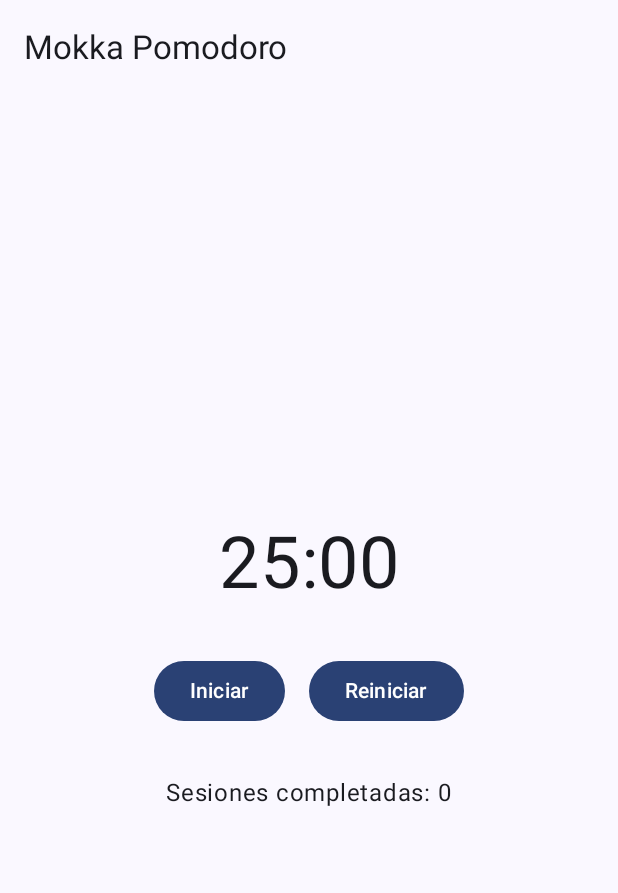
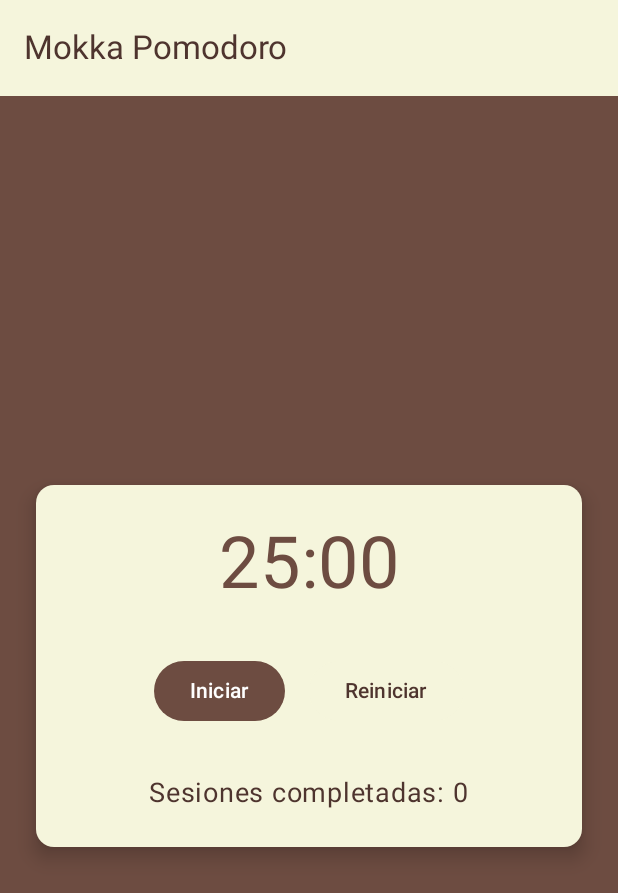
Before and after one commit to AGranados87/Mokka, an Android app built with Jetpack Compose: the screen it shows after launch (MainActivity), on a phone screen of 412 x 824 dp. Shown: the top 893 px of the screen. Run offline under Robolectric (Android 15) with nearby library versions, the phone set to English and light mode, and no system bars.

Commit message:
Incluidas pantallas de apariencia, cambio de colores y base para trabajar.

```diff
--- a/src/main/java/com/agranadosruiz/mokka/MainActivity.kt
+++ b/src/main/java/com/agranadosruiz/mokka/MainActivity.kt
@@ -4,17 +4,7 @@ import android.os.Bundle
 import androidx.activity.ComponentActivity
 import androidx.activity.compose.setContent
 import androidx.activity.enableEdgeToEdge
-import androidx.compose.foundation.layout.*
-import androidx.compose.material3.*
-import androidx.compose.runtime.*
-import androidx.compose.ui.Alignment
-import androidx.compose.ui.Modifier
-import androidx.compose.ui.tooling.preview.Preview
-import androidx.compose.ui.unit.dp
-import androidx.compose.ui.unit.sp
 import com.agranadosruiz.mokka.ui.theme.MokkaTheme
-import kotlinx.coroutines.delay
-import kotlinx.coroutines.launch
 
 class MainActivity : ComponentActivity() {
     override fun onCreate(savedInstanceState: Bundle?) {
@@ -27,80 +17,3 @@ class MainActivity : ComponentActivity() {
         }
     }
 }
-
-@OptIn(ExperimentalMaterial3Api::class)
-@Composable
-fun PomodoroApp() {
-    Scaffold(
-        topBar = { TopAppBar(title = { Text("Mokka Pomodoro") }) }
-    ) { padding ->
-        PomodoroScreen(modifier = Modifier.padding(padding))
-    }
-}
-
-@Composable
-fun PomodoroScreen(modifier: Modifier = Modifier) {
-    var timeLeft by remember { mutableStateOf(25 * 60) } // 25 minutos en segundos
-    var isRunning by remember { mutableStateOf(false) }
-    val scope = rememberCoroutineScope()
-
-    Column(
-        modifier = modifier
-            .fillMaxSize()
-            .padding(16.dp),
-        verticalArrangement = Arrangement.Center,
-        horizontalAlignment = Alignment.CenterHorizontally
-    ) {
-        // Temporizador
-        Text(
-            text = formatTime(timeLeft),
-            fontSize = 48.sp
-        )
-
-        Spacer(modifier = Modifier.height(32.dp))
-
-        // Botones de control
-        Row(horizontalArrangement = Arrangement.spacedBy(16.dp)) {
-            Button(onClick = {
-                isRunning = !isRunning
-                if (isRunning) {
-                    scope.launch {
-                        while (isRunning && timeLeft > 0) {
-                            delay(1000)
-                            timeLeft -= 1
-                        }
-                        isRunning = false
-                    }
-                }
-            }) {
-                Text(if (isRunning) "Pausar" else "Iniciar")
-            }
-
-            Button(onClick = {
-                isRunning = false
-                timeLeft = 25 * 60
-            }) {
-                Text("Reiniciar")
-            }
-        }
-
-        Spacer(modifier = Modifier.height(32.dp))
-
-        // Estadísticas simples
-        Text("Sesiones completadas: 0") // Más adelante puedes vincularlo a un estado
-    }
-}
-
-fun formatTime(seconds: Int): String {
-    val min = seconds / 60
-    val sec = seconds % 60
-    return "%02d:%02d".format(min, sec)
-}
-
-@Preview(showBackground = true)
-@Composable
-fun PomodoroPreview() {
-    MokkaTheme {
-        PomodoroScreen()
-    }
-}
--- a/src/main/java/com/agranadosruiz/mokka/ui/theme/Color.kt
+++ b/src/main/java/com/agranadosruiz/mokka/ui/theme/Color.kt
@@ -2,10 +2,7 @@ package com.agranadosruiz.mokka.ui.theme
 
 import androidx.compose.ui.graphics.Color
 
-val Purple80 = Color(0xFFD0BCFF)
-val PurpleGrey80 = Color(0xFFCCC2DC)
-val Pink80 = Color(0xFFEFB8C8)
-
-val Purple40 = Color(0xFF6650a4)
-val PurpleGrey40 = Color(0xFF625b71)
-val Pink40 = Color(0xFF7D5260)
+val MarronFondo = Color(0xFF6D4C41)   // Marrón
+val BeigeRecuadro = Color(0xFFF5F5DC) // Beige
+val MarronOscuro = Color(0xFF4E342E)  // Marrón más oscuro para botones
+val Blanco = Color(0xFFFFFFFF)
--- /dev/null
+++ b/src/main/java/com/agranadosruiz/mokka/ui/theme/PomodoroApp.kt
@@ -0,0 +1,19 @@
+package com.agranadosruiz.mokka
+
+import androidx.compose.foundation.layout.padding
+import androidx.compose.material3.ExperimentalMaterial3Api
+import androidx.compose.material3.Scaffold
+import androidx.compose.material3.Text
+import androidx.compose.material3.TopAppBar
+import androidx.compose.runtime.Composable
+import androidx.compose.ui.Modifier
+
+@OptIn(ExperimentalMaterial3Api::class)
+@Composable
+fun PomodoroApp() {
+    Scaffold(
+        topBar = { TopAppBar(title = { Text("Mokka Pomodoro") }) }
+    ) { padding ->
+        PomodoroScreen(modifier = Modifier.padding(padding))
+    }
+}
--- /dev/null
+++ b/src/main/java/com/agranadosruiz/mokka/ui/theme/PomodoroScreen.kt
@@ -0,0 +1,122 @@
+package com.agranadosruiz.mokka
+
+import androidx.compose.foundation.background
+import androidx.compose.foundation.layout.Arrangement
+import androidx.compose.foundation.layout.Box
+import androidx.compose.foundation.layout.Column
+import androidx.compose.foundation.layout.Row
+import androidx.compose.foundation.layout.Spacer
+import androidx.compose.foundation.layout.fillMaxSize
+import androidx.compose.foundation.layout.fillMaxWidth
+import androidx.compose.foundation.layout.height
+import androidx.compose.foundation.layout.padding
+import androidx.compose.material3.Button
+import androidx.compose.material3.ButtonDefaults
+import androidx.compose.material3.Card
+import androidx.compose.material3.CardDefaults
+import androidx.compose.material3.MaterialTheme
+import androidx.compose.material3.Text
+import androidx.compose.runtime.Composable
+import androidx.compose.runtime.getValue
+import androidx.compose.runtime.mutableStateOf
+import androidx.compose.runtime.remember
+import androidx.compose.runtime.rememberCoroutineScope
+import androidx.compose.runtime.setValue
+import androidx.compose.ui.Alignment
+import androidx.compose.ui.Modifier
+import androidx.compose.ui.unit.dp
+import androidx.compose.ui.unit.sp
+import kotlinx.coroutines.delay
+import kotlinx.coroutines.launch
+
+@Composable
+fun PomodoroScreen(modifier: Modifier = Modifier) {
+    var timeLeft by remember { mutableStateOf(25 * 60) }
+    var isRunning by remember { mutableStateOf(false) }
+    var completedSessions by remember { mutableStateOf(0) }
+    val scope = rememberCoroutineScope()
+
+    Box(
+        modifier = modifier
+            .fillMaxSize()
+            .background(MaterialTheme.colorScheme.background),
+        contentAlignment = Alignment.Center
+    ) {
+        Card(
+            modifier = Modifier
+                .padding(24.dp)
+                .fillMaxWidth(),
+            colors = CardDefaults.cardColors(containerColor = MaterialTheme.colorScheme.surface),
+            elevation = CardDefaults.cardElevation(defaultElevation = 8.dp)
+        ) {
+            Column(
+                modifier = Modifier
+                    .padding(24.dp)
+                    .fillMaxWidth(),
+                verticalArrangement = Arrangement.Center,
+                horizontalAlignment = Alignment.CenterHorizontally
+            ) {
+                Text(
+                    text = formatTime(timeLeft),
+                    fontSize = 48.sp,
+                    color = MaterialTheme.colorScheme.primary
+                )
+
+                Spacer(modifier = Modifier.height(32.dp))
+
+                Row(horizontalArrangement = Arrangement.spacedBy(16.dp)) {
+                    Button(
+                        onClick = {
+                            isRunning = !isRunning
+                            if (isRunning) {
+                                scope.launch {
+                                    while (isRunning && timeLeft > 0) {
+                                        delay(1000)
+                                        timeLeft -= 1
+                                    }
+                                    if (timeLeft == 0) {
+                                        completedSessions++
+                                        isRunning = false
+                                    }
+                                }
+                            }
+                        },
+                        colors = ButtonDefaults.buttonColors(
+                            containerColor = MaterialTheme.colorScheme.primary,
+                            contentColor = MaterialTheme.colorScheme.onPrimary
+                        )
+                    ) {
+                        Text(if (isRunning) "Pausar" else "Iniciar")
+                    }
+
+                    Button(
+                        onClick = {
+                            isRunning = false
+                            timeLeft = 25 * 60
+                        },
+                        colors = ButtonDefaults.buttonColors(
+                            containerColor = MaterialTheme.colorScheme.secondary,
+                            contentColor = MaterialTheme.colorScheme.onSecondary
+                        )
+                    ) {
+                        Text("Reiniciar")
+                    }
+                }
+
+                Spacer(modifier = Modifier.height(32.dp))
+
+                Text(
+                    text = "Sesiones completadas: $completedSessions",
+                    color = MaterialTheme.colorScheme.onSurface,
+                    fontSize = 18.sp
+                )
+            }
+        }
+    }
+}
+
+fun formatTime(seconds: Int): String {
+    val min = seconds / 60
+    val sec = seconds % 60
+    return "%02d:%02d".format(min, sec)
+}
--- a/src/main/java/com/agranadosruiz/mokka/ui/theme/Theme.kt
+++ b/src/main/java/com/agranadosruiz/mokka/ui/theme/Theme.kt
@@ -1,54 +1,40 @@
 package com.agranadosruiz.mokka.ui.theme
 
-import android.app.Activity
-import android.os.Build
+// IMPORTAR COLORES
 import androidx.compose.foundation.isSystemInDarkTheme
 import androidx.compose.material3.MaterialTheme
 import androidx.compose.material3.darkColorScheme
-import androidx.compose.material3.dynamicDarkColorScheme
-import androidx.compose.material3.dynamicLightColorScheme
 import androidx.compose.material3.lightColorScheme
 import androidx.compose.runtime.Composable
-import androidx.compose.ui.platform.LocalContext
 
 private val DarkColorScheme = darkColorScheme(
-    primary = Purple80,
-    secondary = PurpleGrey80,
-    tertiary = Pink80
+    primary = MarronOscuro,
+    secondary = BeigeRecuadro,
+    tertiary = Blanco,
+    background = MarronOscuro,
+    surface = MarronFondo,
+    onPrimary = Blanco,
+    onSecondary = MarronOscuro,
+    onSurface = Blanco
 )
 
 private val LightColorScheme = lightColorScheme(
-    primary = Purple40,
-    secondary = PurpleGrey40,
-    tertiary = Pink40
-
-    /* Other default colors to override
-    background = Color(0xFFFFFBFE),
-    surface = Color(0xFFFFFBFE),
-    onPrimary = Color.White,
-    onSecondary = Color.White,
-    onTertiary = Color.White,
-    onBackground = Color(0xFF1C1B1F),
-    onSurface = Color(0xFF1C1B1F),
-    */
+    primary = MarronFondo,
+    secondary = BeigeRecuadro,
+    tertiary = MarronOscuro,
+    background = MarronFondo,
+    surface = BeigeRecuadro,
+    onPrimary = Blanco,
+    onSecondary = MarronOscuro,
+    onSurface = MarronOscuro
 )
 
 @Composable
 fun MokkaTheme(
     darkTheme: Boolean = isSystemInDarkTheme(),
-    // Dynamic color is available on Android 12+
-    dynamicColor: Boolean = true,
     content: @Composable () -> Unit
 ) {
-    val colorScheme = when {
-        dynamicColor && Build.VERSION.SDK_INT >= Build.VERSION_CODES.S -> {
-            val context = LocalContext.current
-            if (darkTheme) dynamicDarkColorScheme(context) else dynamicLightColorScheme(context)
-        }
-
-        darkTheme -> DarkColorScheme
-        else -> LightColorScheme
-    }
+    val colorScheme = if (darkTheme) DarkColorScheme else LightColorScheme
 
     MaterialTheme(
         colorScheme = colorScheme,
```
